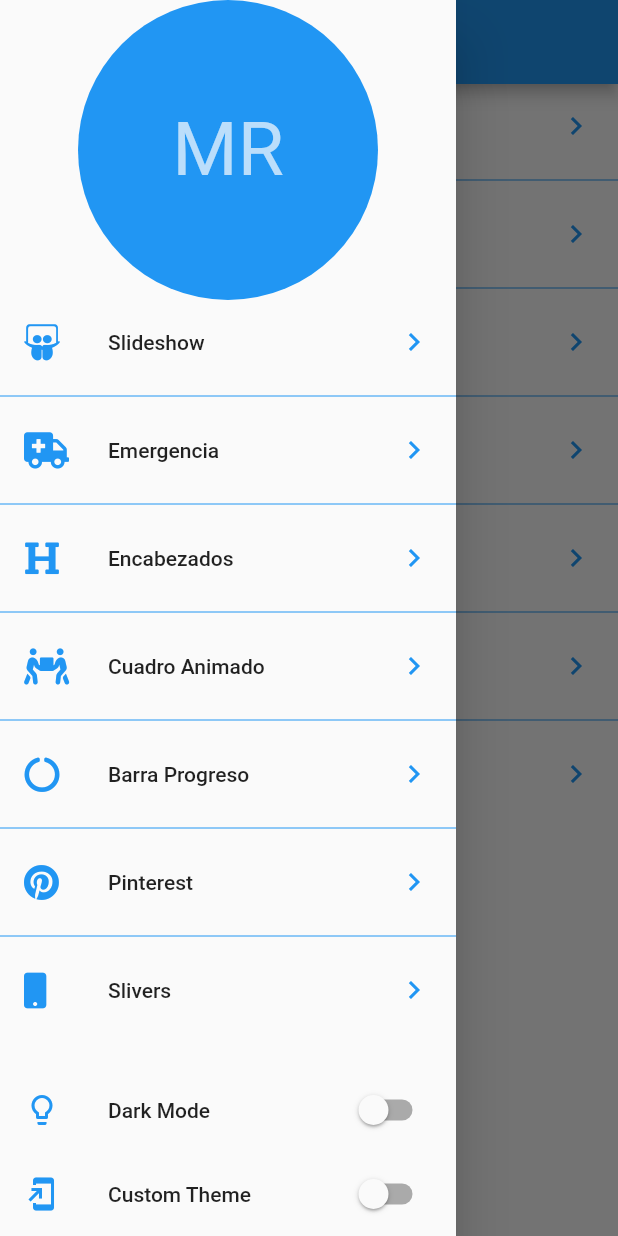
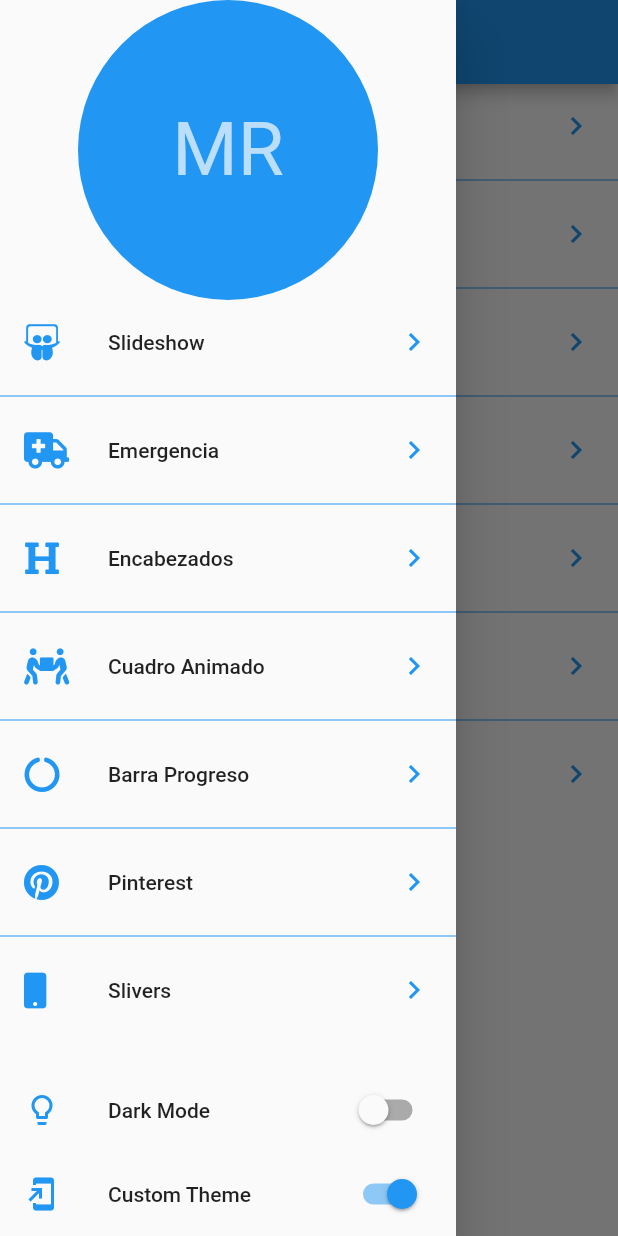
Before and after one commit to michaelrondon27/curso_flutter_ui, a Flutter app: the screen it shows after launch, with the side drawer open, on a phone screen of 412 x 824 dp. Run offline on Flutter 3.47's test engine with Material 2 defaults, Android fonts, the phone set to English and light mode, and no system bars; our stand-ins replace animate_do, flutter_svg, font_awesome_flutter.

Commit message:
134. Dark y Light Themes

```diff
--- a/temas/lib/main.dart
+++ b/temas/lib/main.dart
@@ -7,7 +7,7 @@ import 'src/theme/theme.dart';
 
 void main() => runApp(
   ChangeNotifierProvider(
-    create: (_) => new ThemeChanger(),
+    create: (_) => new ThemeChanger( 3 ),
     child: MyApp()
   )
 );
@@ -17,7 +17,10 @@ class MyApp extends StatelessWidget {
   @override
   Widget build(BuildContext context) {
 
+    final currentTheme = Provider.of<ThemeChanger>(context).currentTheme;
+
     return MaterialApp(
+      theme: currentTheme,
       debugShowCheckedModeBanner: false,
       title: 'Temas App',
       home: LauncherPage()
--- a/temas/lib/src/theme/theme.dart
+++ b/temas/lib/src/theme/theme.dart
@@ -5,10 +5,49 @@ class ThemeChanger with ChangeNotifier {
   bool _darkTheme = false;
   bool _customTheme = false;
 
+  ThemeData _currentTheme;
+
+  ThemeChanger( int theme ) {
+
+    switch( theme ) {
+
+      case 1: // light
+        _darkTheme = false;
+        _customTheme = false;
+        _currentTheme = ThemeData.light();
+        break;
+
+      case 2: // Dark
+        _darkTheme = true;
+        _customTheme = false;
+        _currentTheme = ThemeData.dark();
+        break;
+
+      case 3: // Personalizado
+        _darkTheme = false;
+        _customTheme = true;
+        break;
+
+      default:
+        _darkTheme = false;
+        _customTheme = false;
+        _currentTheme = ThemeData.light();
+
+    }
+
+  }
+
   bool get darkTheme => this._darkTheme;
   set darkTheme( bool value ) {
     _customTheme = false;
     _darkTheme = value;
+
+    if ( value ) {
+      _currentTheme = ThemeData.dark();
+    } else {
+      _currentTheme = ThemeData.light();
+    }
+
     notifyListeners();
   }
 
@@ -16,6 +55,16 @@ class ThemeChanger with ChangeNotifier {
   set customTheme( bool value ) {
     _customTheme = value;
     _darkTheme = false;
+
+    if ( value ) {
+      _currentTheme = ThemeData.light();
+    } else {
+      _currentTheme = ThemeData.light();
+    }
+
     notifyListeners();
   }
+
+  ThemeData get currentTheme => this._currentTheme;
+
 }
```
